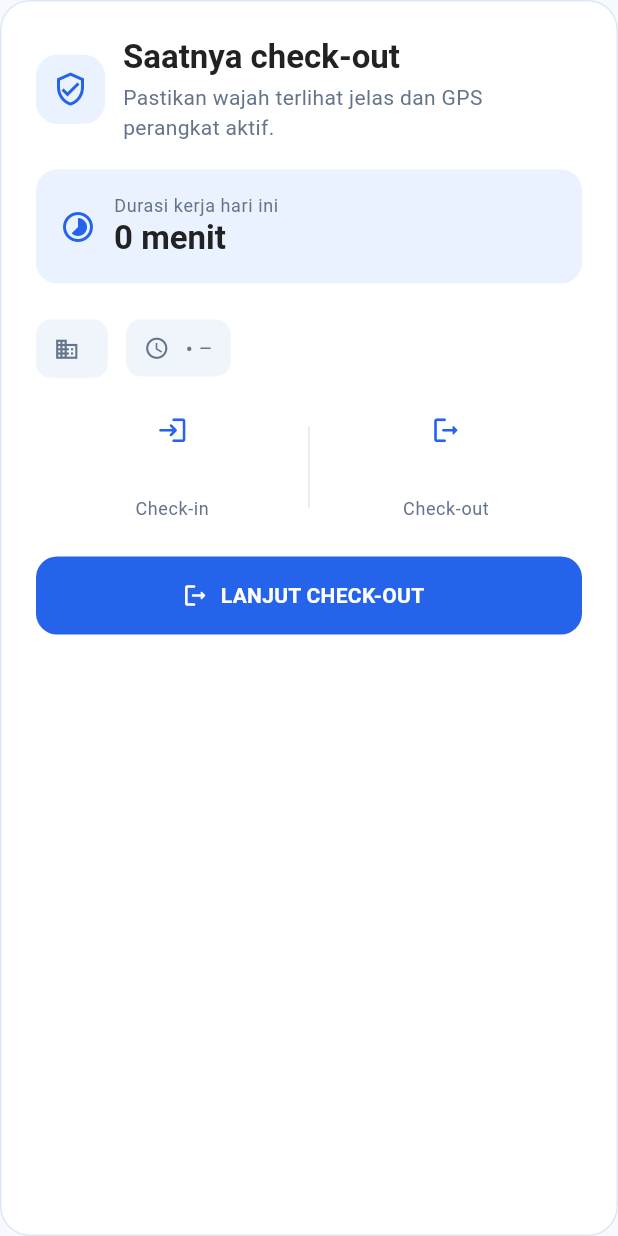
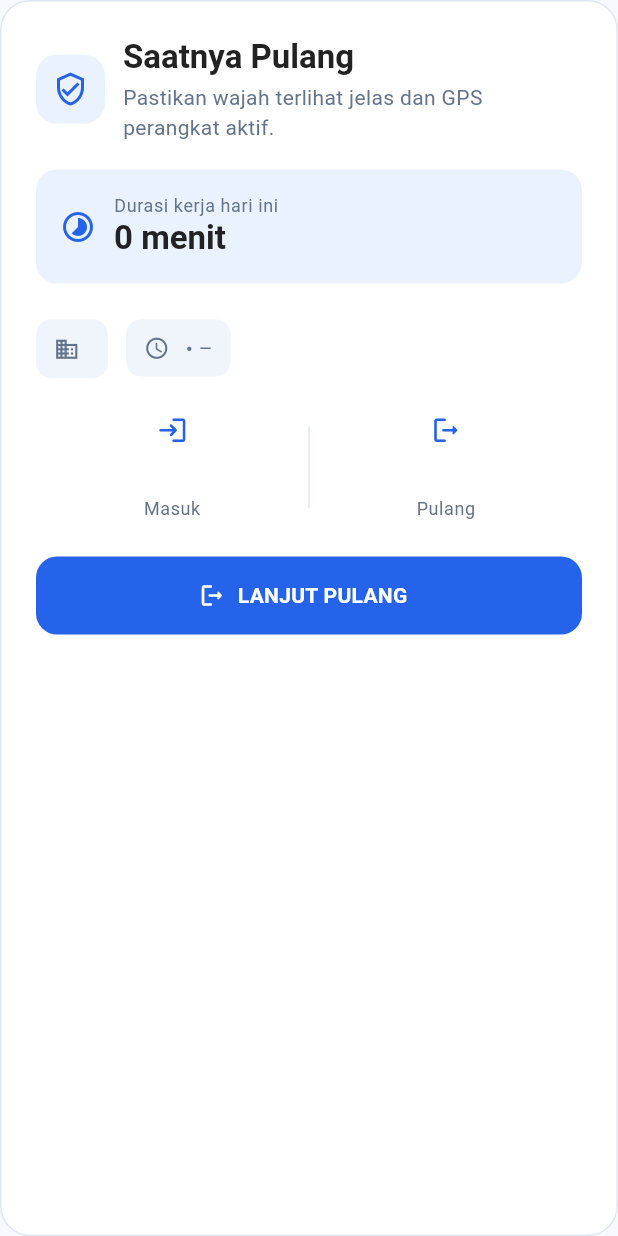
Before and after one commit to iamFizzer/absen-flutter, a Flutter app: the _TodayCard widget shown alone on an empty page, opened directly with empty values, on a phone screen of 412 x 824 dp. Run offline on Flutter 3.47's test engine with Material 3 defaults, Android fonts, the phone set to English and light mode, and no system bars; our stand-ins replace camera, dio, geolocator, get, image_picker, shared_preferences and 1 more; missing offline and left inert: dart:js_interop; accounts and stored records are empty; network calls fail; Roboto replaces fonts that are missing (Poppins).

Commit message:
fix: restore attendance check-in flow

```diff
--- a/frontend/absensi_fr/lib/modules/attendance/controllers/attendance_controller.dart
+++ b/frontend/absensi_fr/lib/modules/attendance/controllers/attendance_controller.dart
@@ -13,11 +13,17 @@ import '../views/camera_capture_page.dart';
 class AttendanceController extends GetxController {
   String? get action {
     final data = attendance.value;
-    if (data == null || data.checkOut != null) return null;
-    return data.checkIn == null ? 'check_in' : 'check_out';
+    if (data == null || _hasCheckOut(data)) return null;
+    return _hasCheckIn(data) ? 'check_out' : 'check_in';
   }
 
-  String get actionLabel => action == 'check_out' ? 'CHECK OUT' : 'CHECK IN';
+  String get actionLabel => action == 'check_out' ? 'PULANG' : 'MASUK';
+
+  bool _hasCheckIn(AttendanceTodayModel data) =>
+      data.checkIn?.trim().isNotEmpty == true;
+
+  bool _hasCheckOut(AttendanceTodayModel data) =>
+      data.checkOut?.trim().isNotEmpty == true;
 
   bool get canSubmit {
     final data = attendance.value;
--- a/frontend/absensi_fr/lib/modules/attendance/models/attendance_today_model.dart
+++ b/frontend/absensi_fr/lib/modules/attendance/models/attendance_today_model.dart
@@ -41,6 +41,12 @@ class AttendanceTodayModel {
     required this.status,
   });
 
+  static String? _normalizeNullableString(dynamic value) {
+    if (value == null) return null;
+    final text = value.toString().trim();
+    return text.isEmpty ? null : text;
+  }
+
   factory AttendanceTodayModel.fromJson(Map<String, dynamic> json) {
     return AttendanceTodayModel(
       tanggal: json["tanggal"],
@@ -53,13 +59,13 @@ class AttendanceTodayModel {
 
       radius: json["radius"],
 
-      jamMasuk: json["jam_masuk"],
+      jamMasuk: _normalizeNullableString(json["jam_masuk"]),
 
-      jamPulang: json["jam_pulang"],
+      jamPulang: _normalizeNullableString(json["jam_pulang"]),
 
-      checkIn: json["check_in"],
+      checkIn: _normalizeNullableString(json["check_in"]),
 
-      checkOut: json["check_out"],
+      checkOut: _normalizeNullableString(json["check_out"]),
 
       status: json["status"],
     );
--- a/frontend/absensi_fr/lib/modules/attendance/views/attendance_page.dart
+++ b/frontend/absensi_fr/lib/modules/attendance/views/attendance_page.dart
@@ -60,7 +60,7 @@ class AttendancePage extends GetView<AttendanceController> {
                     builder: (context, constraints) {
                       final wide = constraints.maxWidth >= 640;
                       final checkIn = AttendanceActionCard(
-                        title: 'Check In',
+                        title: 'Masuk',
                         description: attendance.checkIn == null
                             ? 'Catat waktu kedatangan Anda.'
                             : 'Tercatat pukul ${attendance.checkIn}.',
@@ -71,11 +71,11 @@ class AttendancePage extends GetView<AttendanceController> {
                         onTap: () => _openAction(AppRoutes.checkIn),
                       );
                       final checkOut = AttendanceActionCard(
-                        title: 'Check Out',
+                        title: 'Pulang',
                         description: attendance.checkOut != null
                             ? 'Tercatat pukul ${attendance.checkOut}.'
                             : attendance.checkIn == null
-                            ? 'Tersedia setelah Anda check-in.'
+                            ? 'Tersedia setelah Anda Melakukan Presensi Masuk.'
                             : 'Catat waktu kepulangan Anda.',
                         icon: Icons.logout_rounded,
                         color: AppColor.primary,
--- a/frontend/absensi_fr/lib/modules/attendance/widgets/attendance_action_page.dart
+++ b/frontend/absensi_fr/lib/modules/attendance/widgets/attendance_action_page.dart
@@ -16,7 +16,7 @@ class AttendanceActionPage extends GetView<AttendanceController> {
   const AttendanceActionPage({super.key, required this.action});
 
   bool get _isCheckIn => action == AttendanceActionType.checkIn;
-  String get _label => _isCheckIn ? 'Check In' : 'Check Out';
+  String get _label => _isCheckIn ? 'Masuk' : 'Pulang';
   String get _actionValue => _isCheckIn ? 'check_in' : 'check_out';
 
   @override
--- a/frontend/absensi_fr/lib/modules/attendance/widgets/attendance_status_card.dart
+++ b/frontend/absensi_fr/lib/modules/attendance/widgets/attendance_status_card.dart
@@ -55,7 +55,7 @@ class AttendanceStatusCard extends StatelessWidget {
           children: [
             Expanded(
               child: _Time(
-                label: 'Check In',
+                label: 'Masuk',
                 value: attendance.checkIn ?? '--:--',
               ),
             ),
@@ -66,7 +66,7 @@ class AttendanceStatusCard extends StatelessWidget {
             ),
             Expanded(
               child: _Time(
-                label: 'Check Out',
+                label: 'Pulang',
                 value: attendance.checkOut ?? '--:--',
               ),
             ),
--- a/frontend/absensi_fr/lib/modules/dashboard/views/dashboard_page.dart
+++ b/frontend/absensi_fr/lib/modules/dashboard/views/dashboard_page.dart
@@ -131,7 +131,7 @@ class _TodayCard extends StatelessWidget {
     final title = complete
         ? 'Presensi selesai'
         : checkedIn
-        ? 'Saatnya check-out'
+        ? 'Saatnya Pulang'
         : 'Siap untuk presensi?';
     final subtitle = complete
         ? 'Terima kasih, aktivitas hari ini sudah tercatat.'
@@ -222,7 +222,7 @@ class _TodayCard extends StatelessWidget {
               children: [
                 Expanded(
                   child: _TimeItem(
-                    label: 'Check-in',
+                    label: 'Masuk',
                     value: data.checkIn ?? '--:--',
                     icon: Icons.login_rounded,
                   ),
@@ -230,7 +230,7 @@ class _TodayCard extends StatelessWidget {
                 Container(width: 1, height: 54, color: AppColor.border),
                 Expanded(
                   child: _TimeItem(
-                    label: 'Check-out',
+                    label: 'Pulang',
                     value: data.checkOut ?? '--:--',
                     icon: Icons.logout_rounded,
                   ),
@@ -257,7 +257,7 @@ class _TodayCard extends StatelessWidget {
                   complete
                       ? 'PRESENSI HARI INI SELESAI'
                       : checkedIn
-                      ? 'LANJUT CHECK-OUT'
+                      ? 'LANJUT PULANG'
                       : 'MULAI PRESENSI',
                 ),
               ),
```
Also changed, not shown: frontend/absensi_fr/lib/modules/admin/controllers/admin_controller.dart (+12 -12 lines), frontend/absensi_fr/lib/modules/admin/views/admin_dashboard_page.dart (+14 -12 lines), 1 other file.
